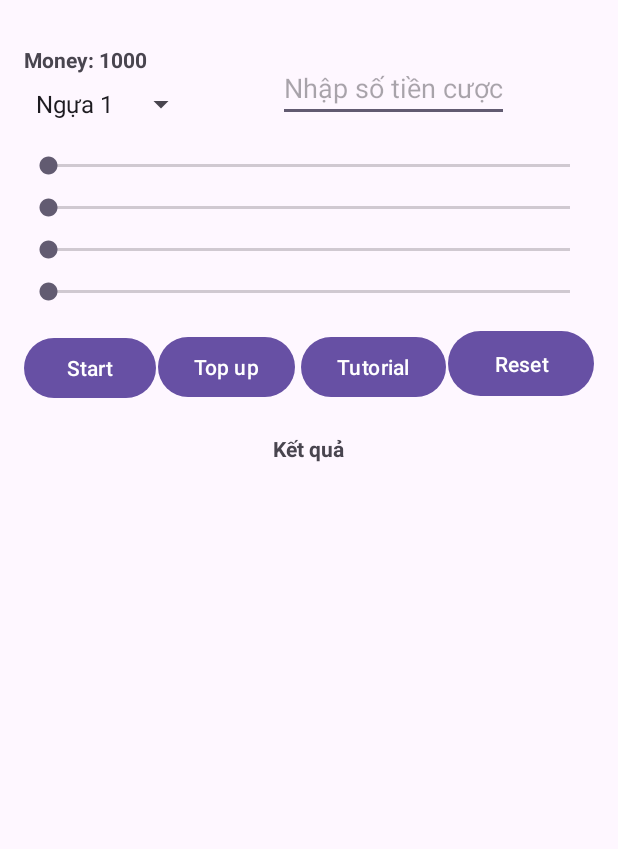
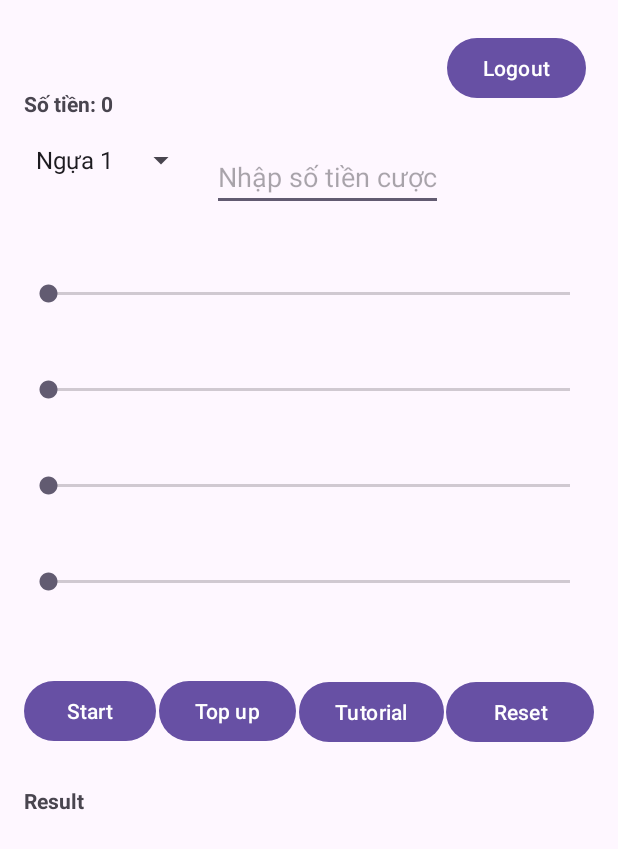
Before and after one commit to adzzse/MiniProjectRacing, an Android app: the HomeRaceActivity screen opened directly, with no data from a screen before it, on a phone screen of 412 x 824 dp. Shown: the top 849 px of the screen. Run offline under Robolectric (Android 15) with nearby library versions, the phone set to English and light mode, and no system bars.

Commit message:
add logout & fix homerace error

```diff
--- a/app/src/main/res/layout/activity_home_race.xml
+++ b/app/src/main/res/layout/activity_home_race.xml
@@ -2,32 +2,42 @@
     android:layout_width="match_parent"
     android:layout_height="match_parent"
     android:padding="16dp">
+
+    <Button
+        android:id="@+id/btn_logout"
+        android:layout_width="wrap_content"
+        android:layout_height="wrap_content"
+        android:layout_alignParentTop="true"
+        android:layout_alignParentEnd="true"
+        android:layout_marginTop="5dp"
+        android:layout_marginEnd="5dp"
+        android:text="Logout" />
 
     <TextView
         android:id="@+id/tv_money"
         android:layout_width="wrap_content"
         android:layout_height="wrap_content"
         android:layout_alignParentTop="true"
-        android:layout_marginTop="14dp"
+        android:layout_marginTop="43dp"
         android:text="Money: 1000"
         android:textStyle="bold" />
+
+    <!-- Horse seekbars -->
 
     <Spinner
         android:id="@+id/spinner_horses"
         android:layout_width="wrap_content"
         android:layout_height="wrap_content"
         android:layout_below="@id/tv_money"
-        android:layout_marginTop="8dp" />
-
-    <!-- Horse seekbars -->
+        android:layout_marginTop="16dp" />
 
     <EditText
         android:id="@+id/et_bet_money"
         android:layout_width="wrap_content"
         android:layout_height="wrap_content"
         android:layout_below="@id/spinner_horses"
-        android:layout_marginStart="54dp"
-        android:layout_marginTop="-45dp"
+        android:layout_marginStart="10dp"
+        android:layout_marginTop="-23dp"
         android:layout_toEndOf="@+id/spinner_horses"
         android:hint="Nhập số tiền cược"
         android:inputType="number" />
@@ -36,44 +46,44 @@
         android:id="@+id/sb_horse1"
         android:layout_width="match_parent"
         android:layout_height="wrap_content"
+        android:layout_below="@id/et_bet_money"
+        android:layout_marginTop="46dp"
         android:max="100"
-        android:progress="0"
-        android:layout_below="@id/et_bet_money"
-        android:layout_marginTop="20dp"/>
+        android:progress="0" />
 
     <SeekBar
         android:id="@+id/sb_horse2"
         android:layout_width="match_parent"
         android:layout_height="wrap_content"
+        android:layout_below="@id/sb_horse1"
+        android:layout_marginTop="46dp"
         android:max="100"
-        android:progress="0"
-        android:layout_below="@id/sb_horse1"
-        android:layout_marginTop="10dp"/>
+        android:progress="0" />
 
     <SeekBar
         android:id="@+id/sb_horse3"
         android:layout_width="match_parent"
         android:layout_height="wrap_content"
+        android:layout_below="@id/sb_horse2"
+        android:layout_marginTop="46dp"
         android:max="100"
-        android:progress="0"
-        android:layout_below="@id/sb_horse2"
-        android:layout_marginTop="10dp"/>
+        android:progress="0" />
 
     <SeekBar
         android:id="@+id/sb_horse4"
         android:layout_width="match_parent"
         android:layout_height="wrap_content"
+        android:layout_below="@id/sb_horse3"
+        android:layout_marginTop="46dp"
         android:max="100"
-        android:progress="0"
-        android:layout_below="@id/sb_horse3"
-        android:layout_marginTop="10dp"/>
+        android:progress="0" />
 
     <Button
         android:id="@+id/btn_start"
         android:layout_width="wrap_content"
         android:layout_height="wrap_content"
         android:layout_below="@id/sb_horse4"
-        android:layout_marginTop="18dp"
+        android:layout_marginTop="53dp"
         android:text="Start" />
 
     <Button
@@ -81,8 +91,8 @@
         android:layout_width="wrap_content"
         android:layout_height="wrap_content"
         android:layout_below="@+id/sb_horse4"
-        android:layout_marginStart="1dp"
-        android:layout_marginTop="17dp"
+        android:layout_marginStart="2dp"
+        android:layout_marginTop="53dp"
         android:layout_toEndOf="@+id/btn_start"
         android:layout_weight="1"
         android:text="Top up" />
@@ -92,20 +102,20 @@
         android:layout_width="wrap_content"
         android:layout_height="wrap_content"
         android:layout_below="@+id/sb_horse4"
-        android:layout_marginStart="4dp"
-        android:layout_marginTop="17dp"
+        android:layout_marginStart="2dp"
+        android:layout_marginTop="54dp"
         android:layout_toEndOf="@+id/btn_deposit"
         android:layout_weight="1"
         android:text="Tutorial" />
 
     <Button
         android:id="@+id/btn_reset"
-        android:layout_width="112dp"
-        android:layout_height="51dp"
+        android:layout_width="113dp"
+        android:layout_height="wrap_content"
         android:layout_below="@+id/sb_horse4"
         android:layout_alignParentEnd="true"
         android:layout_marginStart="1dp"
-        android:layout_marginTop="13dp"
+        android:layout_marginTop="54dp"
         android:layout_marginEnd="0dp"
         android:layout_toEndOf="@+id/btn_guide"
         android:layout_weight="1"
@@ -113,12 +123,15 @@
 
     <TextView
         android:id="@+id/tv_race_result"
-        android:layout_width="wrap_content"
-        android:layout_height="wrap_content"
-        android:textStyle="bold"
-        android:text="Kết quả"
+        android:layout_width="393dp"
+        android:layout_height="98dp"
         android:layout_below="@id/btn_start"
-        android:layout_centerHorizontal="true"
-        android:layout_marginTop="20dp" />
+        android:layout_alignParentStart="true"
+        android:layout_alignParentEnd="true"
+        android:layout_marginStart="0dp"
+        android:layout_marginTop="26dp"
+        android:layout_marginEnd="2dp"
+        android:text="Result"
+        android:textStyle="bold" />
 
 </RelativeLayout>
```
Also changed, not shown: app/src/main/java/com/example/miniprojectracing/HomeRaceActivity.java (+75 -12 lines).
